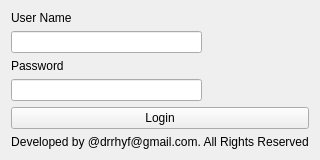
Old version of the form formlogin.ui in the repository doctarhyf/krypto.
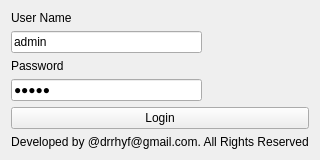
New version of the form. Icons and pictures are not drawn.

Patch:
```diff
--- a/formlogin.ui
+++ b/formlogin.ui
@@ -33,6 +33,9 @@
            <height>0</height>
           </size>
          </property>
+         <property name="text">
+          <string>admin</string>
+         </property>
         </widget>
        </item>
        <item>
@@ -50,6 +53,9 @@
            <height>16777215</height>
           </size>
          </property>
+         <property name="text">
+          <string>admin</string>
+         </property>
          <property name="echoMode">
           <enum>QLineEdit::Password</enum>
          </property>
```
